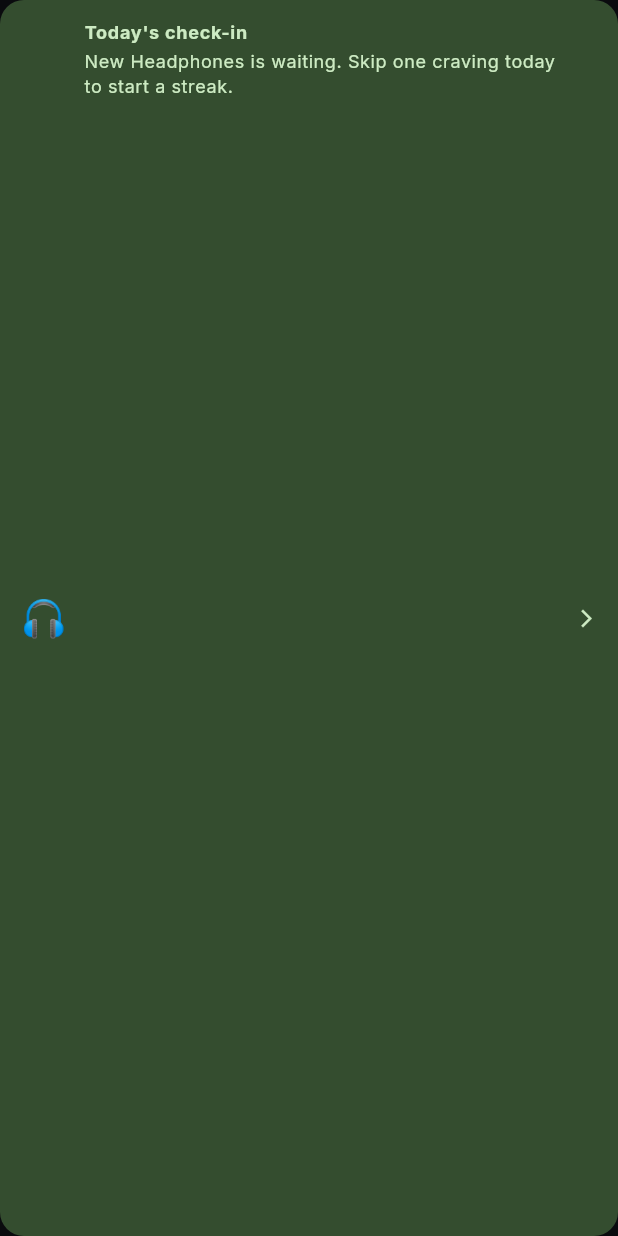
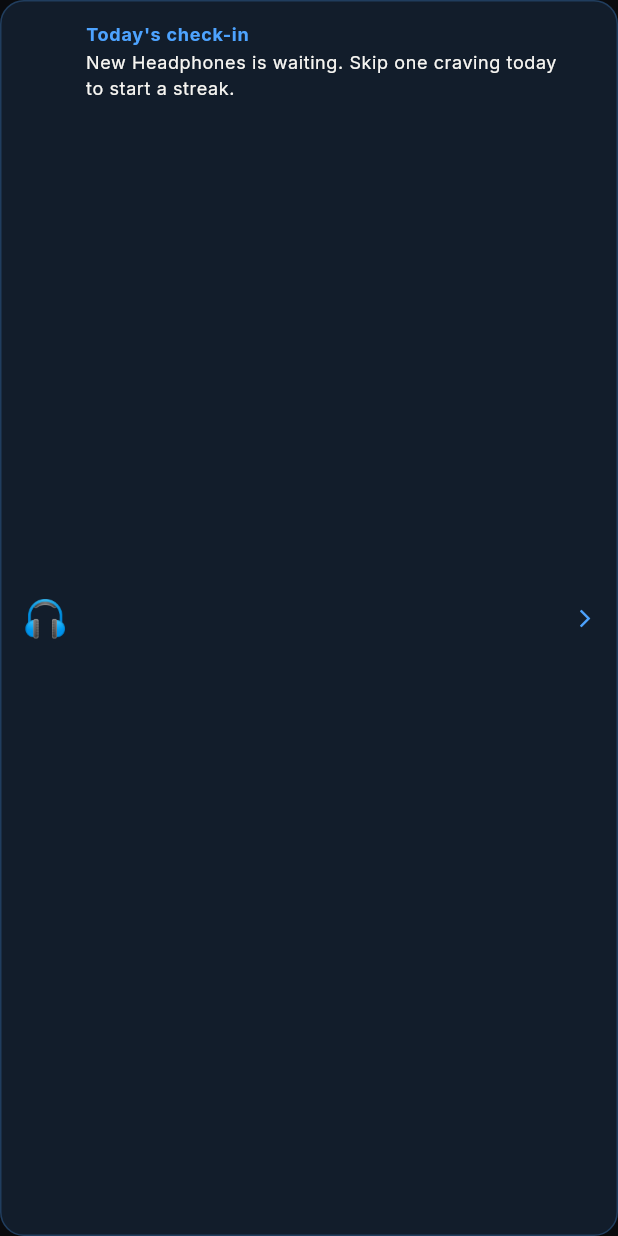
Before and after one commit to baseer-ind/spendzero, a Flutter app: the _DailyCheckInCard widget shown alone on an empty page, opened directly with sample values from the repository, on a phone screen of 412 x 824 dp. Run offline on Flutter 3.47's test engine with Material 3 defaults, Android fonts, the phone set to English and light mode, and no system bars; our stand-ins replace flutter_riverpod, go_router, shared_preferences; accounts and stored records are empty.

Commit message:
Phase 3 visual redesign: reskin Home screen savings banner + check-in cards
Savings banner now uses the champagne-gold gradient with Fraunces display
type for the total. "What are you saving for?" and daily check-in nudge
become bordered surface cards matching ActivityRow's pattern (gold/future
accent respectively). Section header upgraded to Fraunces headline. Category
grid gradients, business logic, and routing unchanged.

```diff
--- a/spendzero/mobile/lib/features/home/presentation/home_screen.dart
+++ b/spendzero/mobile/lib/features/home/presentation/home_screen.dart
@@ -6,6 +6,7 @@ import 'package:go_router/go_router.dart';
 import '../../../core/models/category.dart';
 import '../../../core/models/goal.dart';
 import '../../../core/providers/providers.dart';
+import '../../../core/theme/app_theme.dart';
 import '../../../core/utils/money.dart';
 import '../../feedback/presentation/feedback_sheet.dart';
 
@@ -71,7 +72,7 @@ class _HomeScreenState extends ConsumerState<HomeScreen> {
               ),
             ],
             const SizedBox(height: 20),
-            Text('Where to today?', style: Theme.of(context).textTheme.titleMedium),
+            Text('Where to today?', style: Theme.of(context).textTheme.headlineSmall),
             const SizedBox(height: 12),
             categories.when(
               data: (list) => _CategoryGrid(categories: list),
@@ -125,15 +126,15 @@ class _SavingsBanner extends StatelessWidget {
       child: Container(
         padding: const EdgeInsets.all(22),
         decoration: BoxDecoration(
-          gradient: LinearGradient(
+          gradient: const LinearGradient(
             begin: Alignment.topLeft,
             end: Alignment.bottomRight,
-            colors: [colors.primary, colors.primaryContainer],
+            colors: [AppTheme.gold, AppTheme.goldSoft],
           ),
           borderRadius: BorderRadius.circular(24),
           boxShadow: [
             BoxShadow(
-              color: colors.primary.withOpacity(0.25),
+              color: AppTheme.gold.withOpacity(0.25),
               blurRadius: 24,
               offset: const Offset(0, 10),
             ),
@@ -261,9 +262,9 @@ class _NoDreamYetCard extends StatelessWidget {
       child: Container(
         padding: const EdgeInsets.all(16),
         decoration: BoxDecoration(
-          color: colors.surfaceContainerHighest,
+          color: AppTheme.surface,
           borderRadius: BorderRadius.circular(18),
-          border: Border.all(color: colors.outlineVariant),
+          border: Border.all(color: Colors.white.withOpacity(0.08)),
         ),
         child: Row(
           children: [
@@ -318,7 +319,6 @@ class _DailyCheckInCard extends StatelessWidget {
 
   @override
   Widget build(BuildContext context) {
-    final colors = Theme.of(context).colorScheme;
     return InkWell(
       borderRadius: BorderRadius.circular(16),
       onTap: () {
@@ -328,8 +328,9 @@ class _DailyCheckInCard extends StatelessWidget {
       child: Container(
         padding: const EdgeInsets.all(14),
         decoration: BoxDecoration(
-          color: colors.tertiaryContainer,
+          color: AppTheme.future.withOpacity(0.12),
           borderRadius: BorderRadius.circular(16),
+          border: Border.all(color: AppTheme.future.withOpacity(0.24)),
         ),
         child: Row(
           children: [
@@ -343,20 +344,20 @@ class _DailyCheckInCard extends StatelessWidget {
                     'Today\'s check-in',
                     style: Theme.of(context).textTheme.labelMedium?.copyWith(
                           fontWeight: FontWeight.bold,
-                          color: colors.onTertiaryContainer,
+                          color: AppTheme.future,
                         ),
                   ),
                   const SizedBox(height: 2),
                   Text(
                     _message,
                     style: Theme.of(context).textTheme.bodySmall?.copyWith(
-                          color: colors.onTertiaryContainer,
+                          color: AppTheme.foreground,
                         ),
                   ),
                 ],
               ),
             ),
-            Icon(Icons.arrow_forward_ios, size: 14, color: colors.onTertiaryContainer),
+            const Icon(Icons.arrow_forward_ios, size: 14, color: AppTheme.future),
           ],
         ),
       ),
```
